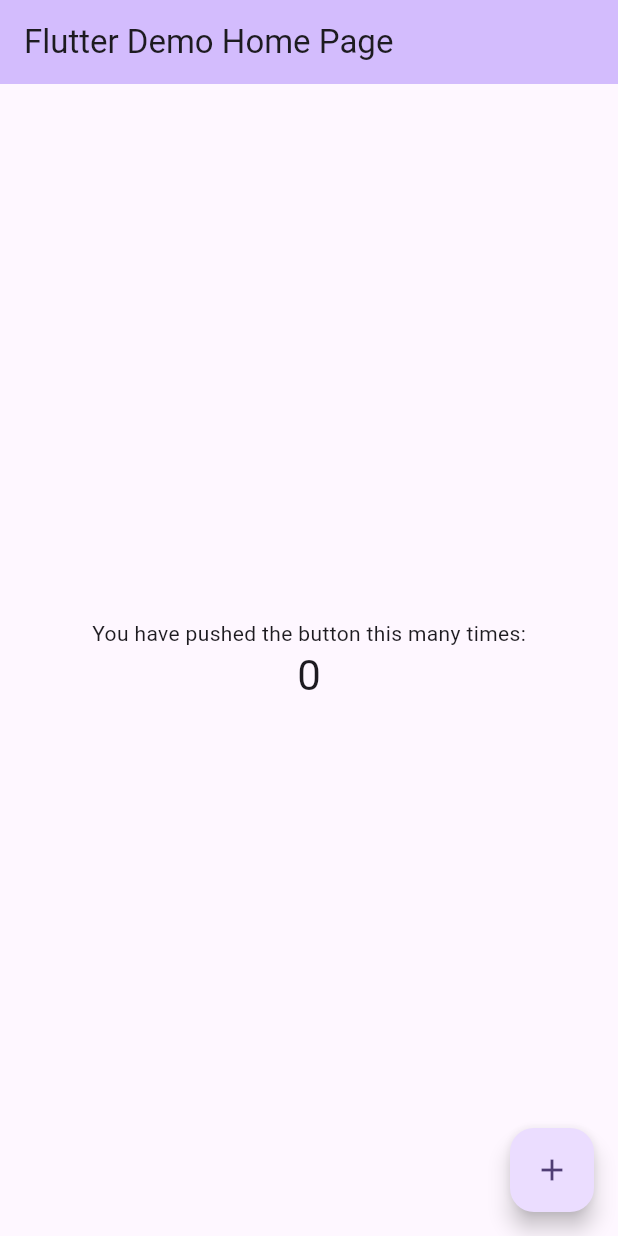
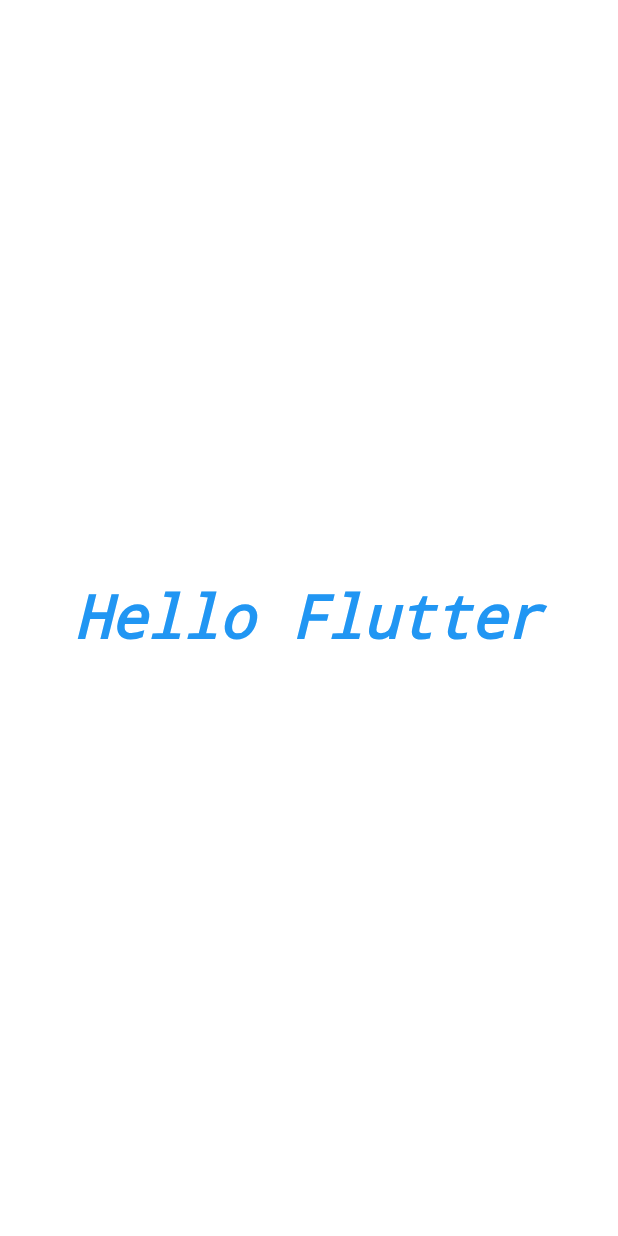
Before and after one commit to YoussefMohammed001/codex_flutter_g1, a Flutter app: the screen it shows after launch, on a phone screen of 412 x 824 dp. Run offline on Flutter 3.47's test engine with Material 3 defaults, Android fonts, the light colour scheme and no system bars.

Commit message:
S4 part 1

```diff
--- /dev/null
+++ b/lib/app.dart
@@ -0,0 +1,18 @@
+import 'package:codex_flutter_g1/first_screen.dart';
+import 'package:flutter/material.dart';
+
+class MyApp extends StatelessWidget {
+  const MyApp({super.key});
+  // This widget is the root of your application.
+  @override
+  Widget build(BuildContext context) {
+    return MaterialApp(
+        theme: ThemeData(
+          colorScheme: ColorScheme.fromSeed(seedColor: Colors.deepPurple),
+          useMaterial3: true,
+        ),
+        home: FirstScreen()
+
+    );
+  }
+}
--- /dev/null
+++ b/lib/first_screen.dart
@@ -0,0 +1,20 @@
+import 'package:flutter/material.dart';
+class FirstScreen extends StatelessWidget {
+  const FirstScreen({super.key});
+  @override
+  Widget build(BuildContext context) {
+    // to create full  screen use  >>>>Scaffold widget<<<<
+    return Center(
+      child: Text(
+        "Hello Flutter",
+        style: TextStyle(
+          color: Colors.blue,
+          fontWeight: FontWeight.w700,
+          fontSize: 40,
+          fontStyle: FontStyle.italic,
+          decoration: TextDecoration.none,
+        ),
+      ),
+    );
+  }
+}
--- a/lib/main.dart
+++ b/lib/main.dart
@@ -1,114 +1,6 @@
+import 'package:codex_flutter_g1/app.dart';
 import 'package:flutter/material.dart';
-
 void main() {
 
   runApp(const MyApp());
 }
-
-class MyApp extends StatelessWidget {
-  const MyApp({super.key});
-
-  // This widget is the root of your application.
-  @override
-  Widget build(BuildContext context) {
-    return MaterialApp(
-      title: 'Flutter Demo',
-      theme: ThemeData(
-        colorScheme: ColorScheme.fromSeed(seedColor: Colors.deepPurple),
-        useMaterial3: true,
-      ),
-
-      home: const MyHomePage(title: 'Flutter Demo Home Page'),
-    );
-  }
-}
-
-
-
-class MyHomePage extends StatefulWidget {
-  const MyHomePage({super.key, required this.title});
-
-  // This widget is the home page of your application. It is stateful, meaning
-  // that it has a State object (defined below) that contains fields that affect
-  // how it looks.
-
-  // This class is the configuration for the state. It holds the values (in this
-  // case the title) provided by the parent (in this case the App widget) and
-  // used by the build method of the State. Fields in a Widget subclass are
-  // always marked "final".
-
-  final String title;
-
-  @override
-  State<MyHomePage> createState() => _MyHomePageState();
-}
-
-class _MyHomePageState extends State<MyHomePage> {
-  int _counter = 0;
-
-  void _incrementCounter() {
-    setState(() {
-      // This call to setState tells the Flutter framework that something has
-      // changed in this State, which causes it to rerun the build method below
-      // so that the display can reflect the updated values. If we changed
-      // _counter without calling setState(), then the build method would not be
-      // called again, and so nothing would appear to happen.
-      _counter++;
-    });
-  }
-
-  @override
-  Widget build(BuildContext context) {
-    // This method is rerun every time setState is called, for instance as done
-    // by the _incrementCounter method above.
-    //
-    // The Flutter framework has been optimized to make rerunning build methods
-    // fast, so that you can just rebuild anything that needs updating rather
-    // than having to individually change instances of widgets.
-    return Scaffold(
-      appBar: AppBar(
-        // TRY THIS: Try changing the color here to a specific color (to
-        // Colors.amber, perhaps?) and trigger a hot reload to see the AppBar
-        // change color while the other colors stay the same.
-        backgroundColor: Theme.of(context).colorScheme.inversePrimary,
-        // Here we take the value from the MyHomePage object that was created by
-        // the App.build method, and use it to set our appbar title.
-        title: Text(widget.title),
-      ),
-      body: Center(
-        // Center is a layout widget. It takes a single child and positions it
-        // in the middle of the parent.
-        child: Column(
-          // Column is also a layout widget. It takes a list of children and
-          // arranges them vertically. By default, it sizes itself to fit its
-          // children horizontally, and tries to be as tall as its parent.
-          //
-          // Column has various properties to control how it sizes itself and
-          // how it positions its children. Here we use mainAxisAlignment to
-          // center the children vertically; the main axis here is the vertical
-          // axis because Columns are vertical (the cross axis would be
-          // horizontal).
-          //
-          // TRY THIS: Invoke "debug painting" (choose the "Toggle Debug Paint"
-          // action in the IDE, or press "p" in the console), to see the
-          // wireframe for each widget.
-          mainAxisAlignment: MainAxisAlignment.center,
-          children: <Widget>[
-            const Text(
-              'You have pushed the button this many times:',
-            ),
-            Text(
-              '$_counter',
-              style: Theme.of(context).textTheme.headlineMedium,
-            ),
-          ],
-        ),
-      ),
-      floatingActionButton: FloatingActionButton(
-        onPressed: _incrementCounter,
-        tooltip: 'Increment',
-        child: const Icon(Icons.add),
-      ), // This trailing comma makes auto-formatting nicer for build methods.
-    );
-  }
-}
--- a/pubspec.yaml
+++ b/pubspec.yaml
@@ -34,6 +34,7 @@
   # The following adds the Cupertino Icons font to your application.
   # Use with the CupertinoIcons class for iOS style icons.
   cupertino_icons: ^1.0.8
+  pinput: ^5.0.1
 
 dev_dependencies:
   flutter_test:
```
Also changed, not shown: pubspec.lock, 1 other file.
